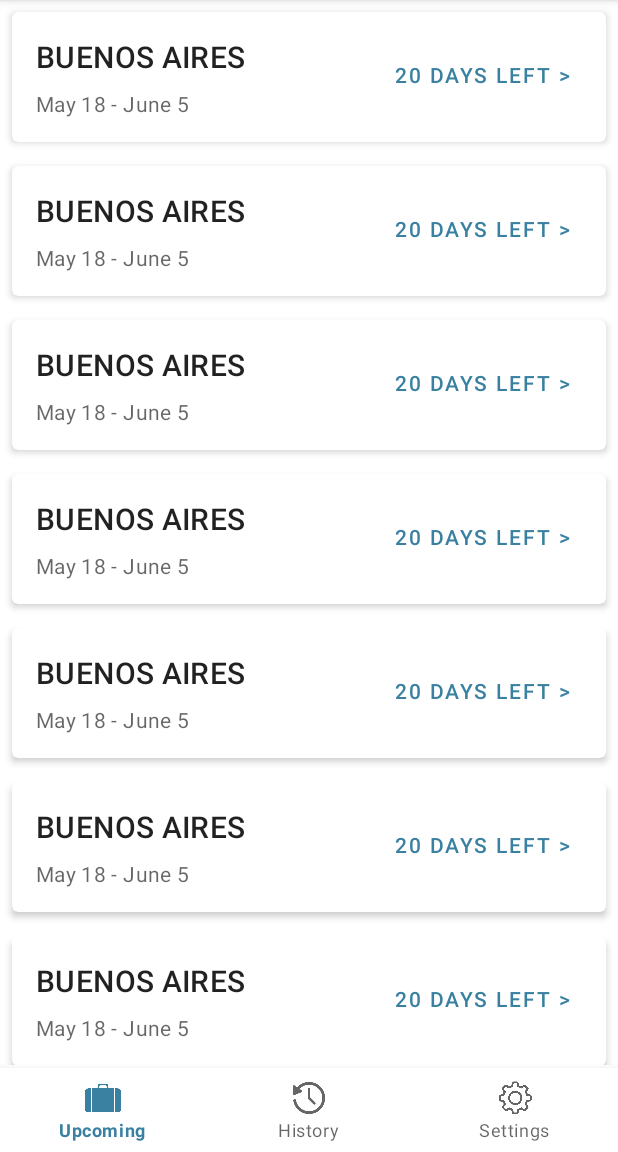
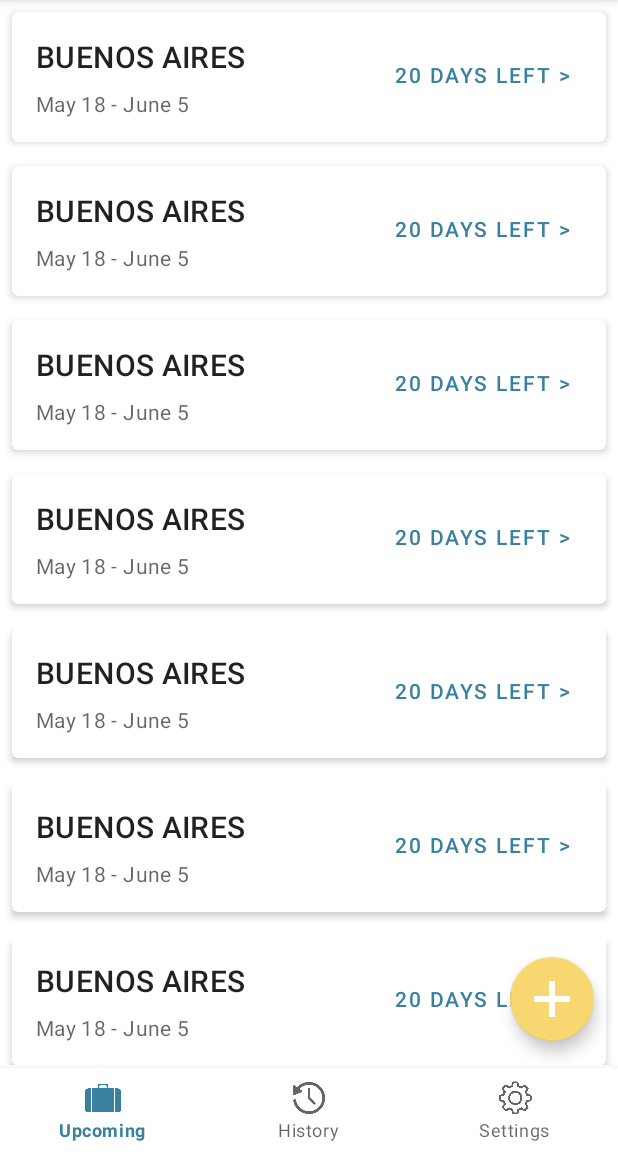
Before and after one commit to florgiorgi/PAM, an Android app: the screen it shows after launch (MainActivity), on a phone screen of 412 x 824 dp, the part 84-1236 px from its top. Run offline under Robolectric (Android 15) with nearby library versions, the phone set to English and light mode, and no system bars.

Commit message:
floating action button added in main

```diff
--- a/app/src/main/res/layout/activity_main.xml
+++ b/app/src/main/res/layout/activity_main.xml
@@ -1,19 +1,36 @@
 <?xml version="1.0" encoding="utf-8"?>
-<RelativeLayout
-    xmlns:android="http://schemas.android.com/apk/res/android"
+<RelativeLayout xmlns:android="http://schemas.android.com/apk/res/android"
     xmlns:app="http://schemas.android.com/apk/res-auto"
     xmlns:tools="http://schemas.android.com/tools"
+    android:layout_width="match_parent"
+    android:layout_height="match_parent">
+
+    <androidx.constraintlayout.widget.ConstraintLayout
+        android:layout_width="match_parent"
         android:layout_height="match_parent"
-    android:layout_width="match_parent">
+        android:layout_marginBottom="58dp"
+        >
 
         <androidx.recyclerview.widget.RecyclerView
             android:id="@+id/trip_list"
             android:layout_width="match_parent"
             android:layout_height="match_parent"
-    tools:context=".main.MainActivity"
-    android:layout_marginBottom="58dp">
+            tools:context=".main.MainActivity">
 
         </androidx.recyclerview.widget.RecyclerView>
+
+        <com.google.android.material.floatingactionbutton.FloatingActionButton
+            android:id="@+id/floating_action_button_trip"
+            android:layout_width="wrap_content"
+            android:layout_height="wrap_content"
+            android:layout_gravity="bottom|right"
+            android:layout_margin="16dp"
+            app:layout_constraintRight_toRightOf="parent"
+            app:layout_constraintBottom_toBottomOf="parent"
+            android:contentDescription="@string/add_trip"
+            app:srcCompat="@drawable/plus_sign"/>
+
+    </androidx.constraintlayout.widget.ConstraintLayout>
 
     <com.google.android.material.bottomnavigation.BottomNavigationView
         android:id="@+id/bottom_navigation"
--- a/app/src/main/res/values/strings.xml
+++ b/app/src/main/res/values/strings.xml
@@ -56,6 +56,7 @@
     <string name="partially_cloudy">Partially cloudy</string>
     <string name="night_mode">Night mode</string>
     <string name="language">Language</string>
+    <string name="add_trip">Add trip</string>
 
     <string-array name="transport_options">
         <item>Plane</item>
--- a/app/src/main/res/values/themes.xml
+++ b/app/src/main/res/values/themes.xml
@@ -8,7 +8,7 @@
         <!-- Secondary brand color. -->
         <item name="colorSecondary">#F8D670</item>
         <item name="colorSecondaryVariant">#61542B</item>
-        <item name="colorOnSecondary">@color/black</item>
+        <item name="colorOnSecondary">@color/white</item>
         <!-- Status bar color. -->
         <item name="android:statusBarColor" tools:targetApi="l">?attr/colorPrimaryVariant</item>
         <!-- Customize your theme here. -->
```
Also changed, not shown: app/src/main/res/drawable/plus_sign.png (added), 1 other file. Lines whose indentation alone changed are shown as unchanged.
